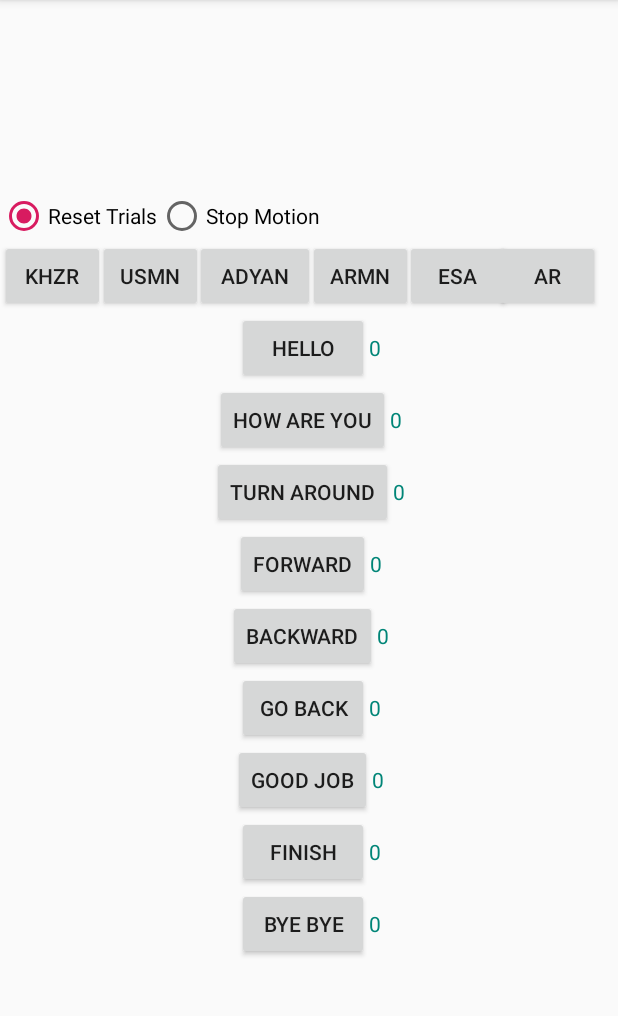
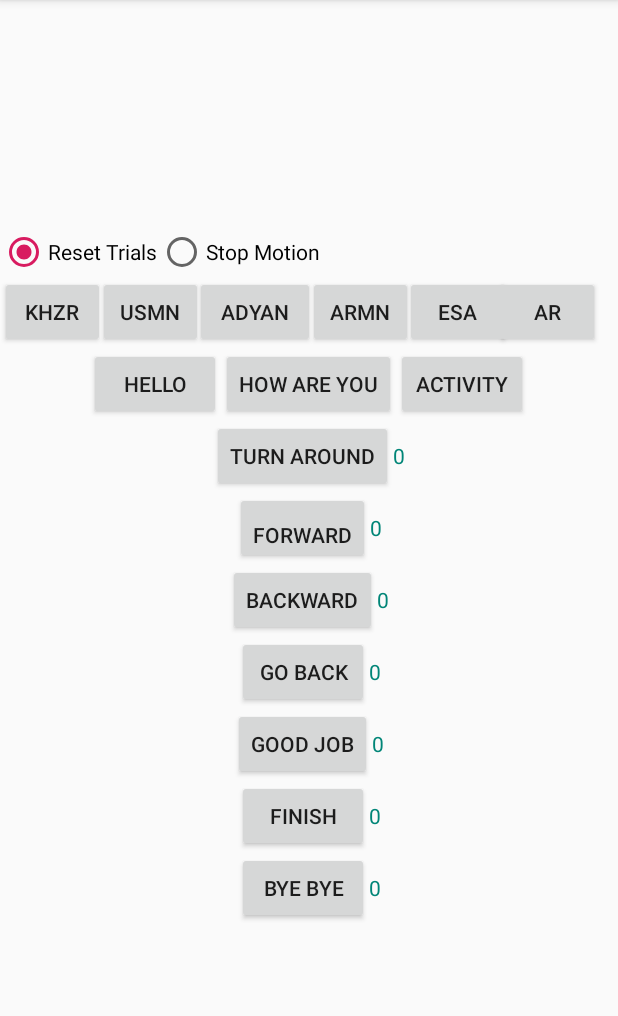
Before and after one commit to mq27/ipmr-Experiment, an Android app: the screen it shows after launch (MainActivity), after a tap on "Reset Trials", on a phone screen of 412 x 824 dp, the part 84-1100 px from its top. Run offline under Robolectric (Android 15) with nearby library versions, the phone set to English and light mode, and no system bars.

Commit message:
activity button added

```diff
--- a/app/src/main/java/com/example/exeriment/MainActivity.java
+++ b/app/src/main/java/com/example/exeriment/MainActivity.java
@@ -53,7 +53,9 @@ public class MainActivity extends AppCompatActivity {
     private ProgressBar progressBar;
     private static String SEPARATOR, TERMINATOR;
     private boolean restartDiscoveryBoolean;
-    Button turnaround, forward, backward, hello, btnbye, goodJob, howAre,goBack,finish,student1,student2,student3,student4,student5,student6;
+    Button  turnaround, forward, backward, hello, btnbye, goodJob,
+            howAre,goBack,finish,student1,student2,student3,student4
+            ,student5,student6,time_act;
     RadioButton reset,stopMtion;
     // Command String variables for expressions //
     final String FORWARD_MOVEMENT_CLASSIFIER = "F";
@@ -69,7 +71,7 @@ public class MainActivity extends AppCompatActivity {
     final String MODIFIER = "000_000";
     final String distance = "800";
     final String trunDistance = "2500";
-    TextView tvHello, tvHow, tvTurn, tvRight, tvLeft, tvbye, tvGood,tvGo,tvFinish;
+    TextView tvHello, tvHow, tvTurn, tvRight, tvLeft, tvbye, tvGood,tvGo,tvFinish,tvTime;
     int helloTrial, howTrial, turnTrial, rightTrial, leftTrial, doTrial, goodTrial,gobck,byebye;
     private float DEFAULT_SPEED = 0.75f; //is actually 0.01 * 100% //
     private double mySpeed;
@@ -174,8 +176,7 @@ public class MainActivity extends AppCompatActivity {
         howAre = (Button) findViewById(R.id.btnHow);
         goBack = (Button)findViewById(R.id.btngo);
         finish=(Button)findViewById(R.id.btnFinish);
-        tvHello = (TextView) findViewById(R.id.hello);
-        tvHow = (TextView) findViewById(R.id.question);
+        time_act=(Button)findViewById(R.id.act_time);
         tvTurn = (TextView) findViewById(R.id.turnAround);
         tvbye = (TextView) findViewById(R.id.byeTrial);
         tvLeft = (TextView) findViewById(R.id.tLeft);
@@ -183,6 +184,7 @@ public class MainActivity extends AppCompatActivity {
         tvGood = (TextView) findViewById(R.id.goodJob);
         tvGo =(TextView)findViewById(R.id.goTrial);
         tvFinish=(TextView)findViewById(R.id.finishTrial);
+        tvTime=(TextView)findViewById(R.id.time);
         reset =(RadioButton)findViewById(R.id.resetButton);
         stopMtion=(RadioButton)findViewById(R.id.stopButton);
 
@@ -197,8 +199,7 @@ public class MainActivity extends AppCompatActivity {
             @Override
             public void onClick(View view) {
                 writeToBluetooth("G", "Hello", valueOf(mySpeed));
-                helloTrial ++;
-                tvHello.setText(String.valueOf(helloTrial));
+
             }
         });
 
@@ -213,19 +214,43 @@ public class MainActivity extends AppCompatActivity {
         });
         forward.setOnClickListener(new View.OnClickListener() {
             @Override
-            public void onClick(View view) {
-                writeToBluetooth("G", "Do this", valueOf(mySpeed));
-                writeToBluetooth(FORWARD_MOVEMENT_CLASSIFIER, distance, MODIFIER);
+            public void onClick(View v) {
+                writeToBluetooth("G","Do this",valueOf(mySpeed));
+                writeToBluetooth(FORWARD_MOVEMENT_CLASSIFIER,distance,MODIFIER);
                 rightTrial++;
                 tvRight.setText(String.valueOf(rightTrial));
                 handler.postDelayed(new Runnable() {
                     @Override
                     public void run() {
-                        writeToBluetooth(LEFT_MOVEMENT_CLASSIFIER,distance,MODIFIER);
+                        writeToBluetooth("G","Stop",valueOf(mySpeed));
                     }
                 },5000);
+                //writeToBluetooth("G","Stop",valueOf(mySpeed));
             }
         });
+        /*forward.setOnClickListener(new View.OnClickListener() {
+            @Override
+            public void onClick(View view) {
+                writeToBluetooth("G", "Do this", valueOf(mySpeed));
+                Log.i("777","Front Do this");
+                writeToBluetooth(FORWARD_MOVEMENT_CLASSIFIER, distance, MODIFIER);
+                rightTrial++;
+                tvRight.setText(String.valueOf(rightTrial));
+                writeToBluetooth("G","stop",valueOf(mySpeed));
+                *//*handler.postDelayed(new Runnable() {
+                    @Override
+                    public void run() {
+                        Log.i("777","Front Stop");
+                        writeToBluetooth("G","Stop",valueOf(mySpeed));
+                        writeToBluetooth(BACKWARD_MOVEMENT_CLASSIFIER+"G",distance+"DO this",MODIFIER);
+                        Log.i("777","Back Stop");
+                        writeToBluetooth("G","Stop",valueOf(mySpeed));
+                    }
+                },5000);
+*//*
+
+            }
+        });*/
         backward.setOnClickListener(new View.OnClickListener() {
             @Override
             public void onClick(View view) {
@@ -237,7 +262,7 @@ public class MainActivity extends AppCompatActivity {
                     @Override
                     public void run() {
                        // Toast.makeText(MainActivity.this,"working",LENGTH_SHORT).show();
-                        writeToBluetooth(RIGHT_MOVEMENT_CLASSIFIER,distance,MODIFIER);
+                        writeToBluetooth("G", "Stop", valueOf(mySpeed));
                     }
                 },5000);
 
@@ -270,9 +295,6 @@ public class MainActivity extends AppCompatActivity {
             @Override
             public void onClick(View view) {
                 writeToBluetooth("G", "How Are You", valueOf(mySpeed));
-                howTrial++;
-                tvHow.setText(String.valueOf(howTrial));
-
             }
         });
         goBack.setOnClickListener(new View.OnClickListener() {
@@ -287,6 +309,7 @@ public class MainActivity extends AppCompatActivity {
             @Override
             public void onClick(View view) {
                 writeToBluetooth(STOP_MOVEMENT_CLASSIFIER,"","");
+                writeToBluetooth("G", "Stop", valueOf(mySpeed));
             }
         });
         finish.setOnClickListener(new View.OnClickListener() {
@@ -295,6 +318,12 @@ public class MainActivity extends AppCompatActivity {
                 writeToBluetooth("G","Finish",valueOf(mySpeed));
                 byebye++;
                 tvFinish.setText(valueOf(byebye));
+            }
+        });
+        time_act.setOnClickListener(new View.OnClickListener() {
+            @Override
+            public void onClick(View v) {
+                writeToBluetooth("G","Activity Time",valueOf(DEFAULT_SPEED));
             }
         });
         student1.setOnClickListener(new View.OnClickListener() {
@@ -343,11 +372,9 @@ public class MainActivity extends AppCompatActivity {
             public void onClick(View view) {
                 leftTrial=0;
                 rightTrial=0;
-                howTrial=0;
                 gobck=0;
                 turnTrial=0;
                 goodTrial=0;
-                helloTrial=0;
                 doTrial=0;
                 byebye=0;
                 tvLeft.setText(String.valueOf(leftTrial));
@@ -355,10 +382,8 @@ public class MainActivity extends AppCompatActivity {
                 tvGo.setText(String.valueOf(gobck));
                 tvbye.setText(String.valueOf(doTrial));
                 tvGood.setText(String.valueOf(goodTrial));
-                tvHello.setText(String.valueOf(helloTrial));
                 tvTurn.setText(String.valueOf(turnTrial));
                 tvFinish.setText(String.valueOf(byebye));
-                tvHow.setText(String.valueOf(howTrial));
             }
         });
     }
--- a/app/src/main/res/layout/activity_main.xml
+++ b/app/src/main/res/layout/activity_main.xml
@@ -13,6 +13,7 @@
         android:layout_weight="1"
         android:gravity="center|center"
         android:orientation="vertical">
+
         <LinearLayout
             android:layout_width="match_parent"
             android:layout_height="wrap_content"
@@ -75,6 +76,7 @@
                 android:layout_marginLeft="205dp"
                 android:text="Armn"
                 tools:ignore="HardcodedText" />
+
             <Button
                 android:id="@+id/Essa"
                 android:layout_width="70dp"
@@ -82,6 +84,7 @@
                 android:layout_marginLeft="270dp"
                 android:text="Esa"
                 tools:ignore="HardcodedText" />
+
             <Button
                 android:id="@+id/Arham"
                 android:layout_width="70dp"
@@ -95,23 +98,27 @@
     <LinearLayout
         android:layout_width="match_parent"
         android:layout_height="wrap_content"
-            android:gravity="center|center"
-            android:orientation="horizontal">
-
-
+        android:orientation="horizontal"
+        android:gravity="center">
         <Button
             android:id="@+id/btnHello"
             android:layout_width="wrap_content"
             android:layout_height="wrap_content"
-                android:gravity="center"
+            android:layout_gravity="center|right"
             android:text="Hello" />
 
-            <TextView
-                android:id="@+id/hello"
+        <Button
+            android:id="@+id/btnHow"
             android:layout_width="wrap_content"
             android:layout_height="wrap_content"
-                android:text="trial"
-                android:textColor="@color/colorPrimary" />
+            android:text="How Are You"
+            tools:ignore="HardcodedText" />
+        <Button
+            android:layout_width="wrap_content"
+            android:layout_height="wrap_content"
+            android:text="Activity"
+            android:id="@+id/act_time"/>
+
     </LinearLayout>
 
         <LinearLayout
@@ -121,35 +128,9 @@
             android:orientation="horizontal">
 
             <Button
-                android:id="@+id/btnHow"
-                android:layout_width="wrap_content"
-                android:layout_height="wrap_content"
-                android:text="How Are You"
-                tools:ignore="HardcodedText" />
-
-            <TextView
-                android:id="@+id/question"
-                android:layout_width="wrap_content"
-                android:layout_height="wrap_content"
-                android:text="trial"
-                android:textColor="@color/colorPrimary" />
-
-        </LinearLayout>
-
-
-        <LinearLayout
-            android:layout_width="match_parent"
-            android:layout_height="wrap_content"
-            android:gravity="center|center"
-            android:orientation="horizontal">
-
-
-            <Button
                 android:id="@+id/btnturn"
                 android:layout_width="wrap_content"
                 android:layout_height="wrap_content"
-                android:layout_centerInParent="true"
-                android:layout_gravity="center_horizontal"
                 android:text="Turn Around" />
 
             <TextView
@@ -160,7 +141,6 @@
                 android:textColor="@color/colorPrimary" />
 
         </LinearLayout>
-
         <LinearLayout
             android:layout_width="match_parent"
             android:layout_height="wrap_content"
@@ -171,6 +151,7 @@
                 android:id="@+id/btnRight"
                 android:layout_width="wrap_content"
                 android:layout_height="wrap_content"
+                android:gravity="clip_horizontal|bottom"
                 android:text="Forward" />
 
             <TextView
@@ -179,7 +160,6 @@
                 android:layout_height="wrap_content"
                 android:text="trial"
                 android:textColor="@color/colorPrimary" />
-
         </LinearLayout>
 
         <LinearLayout
```
Lines whose indentation alone changed are shown as unchanged.
